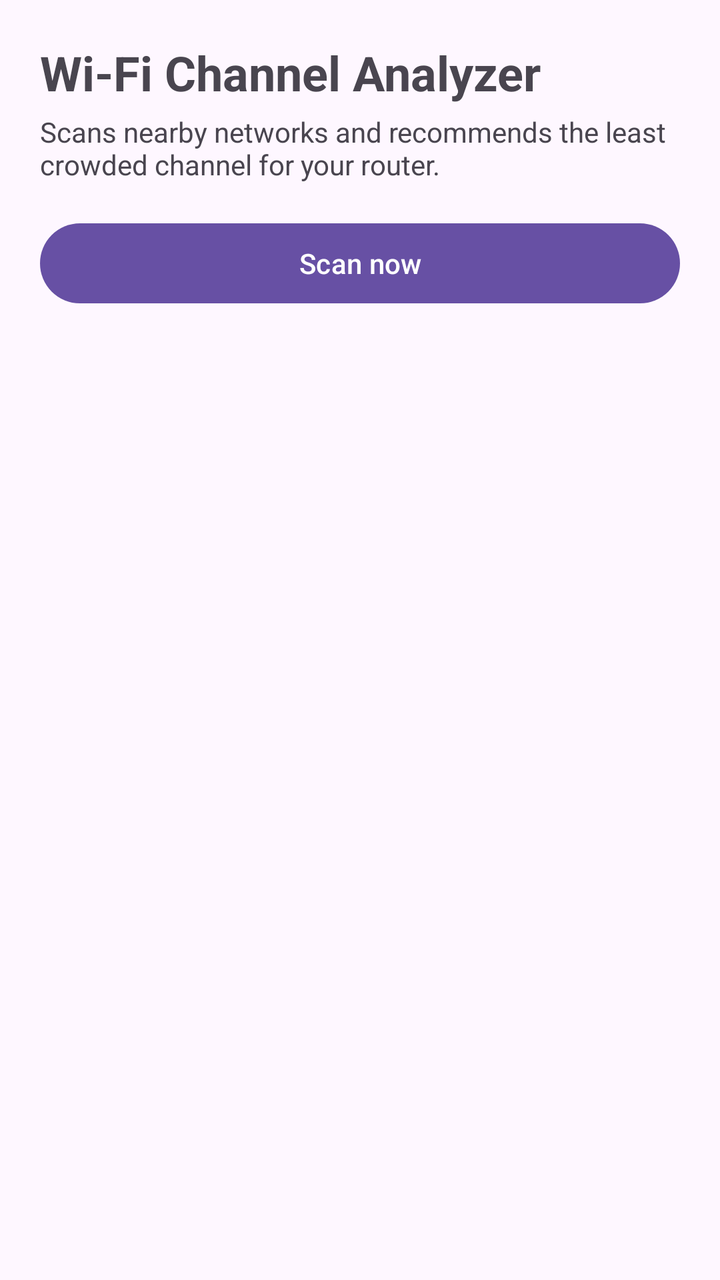
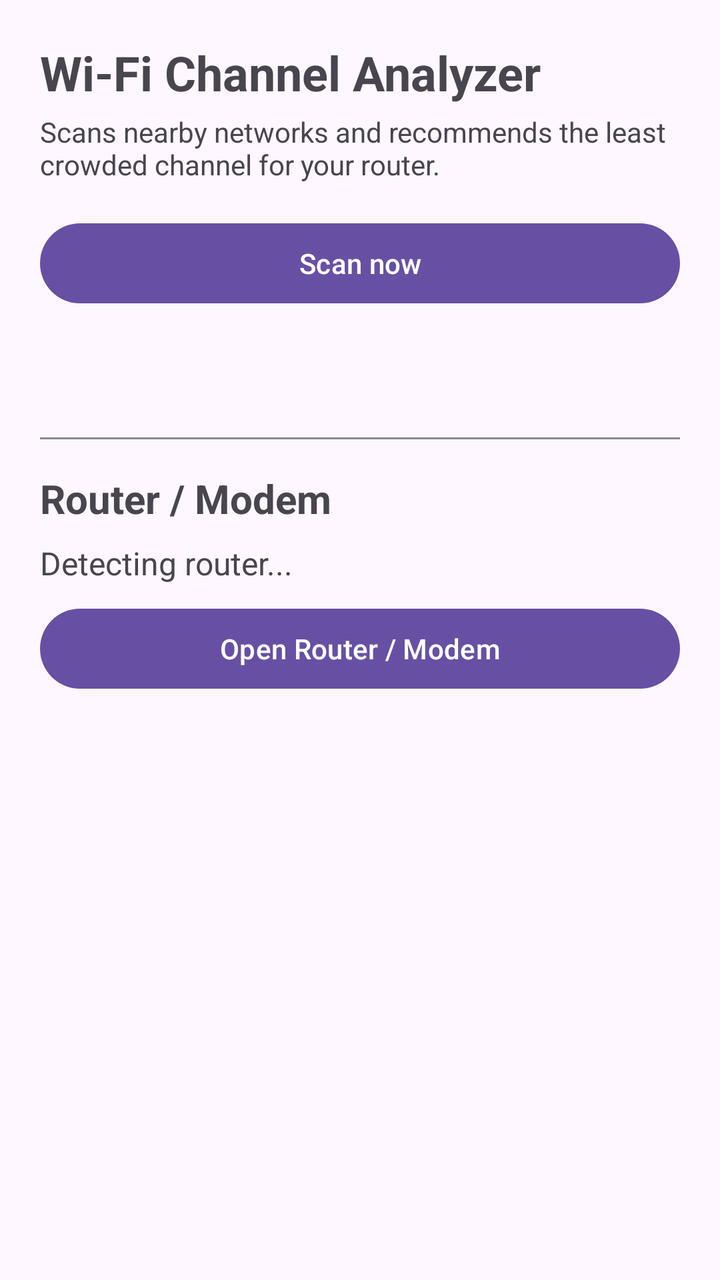

The first picture is an Android layout as it rendered before a commit; the second is the same layout after the commit. The layout source and the unified diff follow.
<!-- AndroidManifest.xml: application theme Theme.WiFiChannelAnalyzer -->
<!-- res/layout/activity_main.xml -->
<?xml version="1.0" encoding="utf-8"?>
<ScrollView xmlns:android="http://schemas.android.com/apk/res/android"
    android:layout_width="match_parent"
    android:layout_height="match_parent"
    android:fillViewport="true">

    <LinearLayout
        android:layout_width="match_parent"
        android:layout_height="wrap_content"
        android:orientation="vertical"
        android:padding="20dp">

        <TextView
            android:layout_width="match_parent"
            android:layout_height="wrap_content"
            android:text="Wi-Fi Channel Analyzer"
            android:textSize="24sp"
            android:textStyle="bold" />

        <TextView
            android:layout_width="match_parent"
            android:layout_height="wrap_content"
            android:layout_marginTop="4dp"
            android:text="Scans nearby networks and recommends the least crowded channel for your router."
            android:textSize="14sp" />

        <Button
            android:id="@+id/scanButton"
            android:layout_width="match_parent"
            android:layout_height="wrap_content"
            android:layout_marginTop="16dp"
            android:text="Scan now" />

        <TextView
            android:id="@+id/status"
            android:layout_width="match_parent"
            android:layout_height="wrap_content"
            android:layout_marginTop="12dp"
            android:textSize="14sp" />

        <LinearLayout
            android:id="@+id/results"
            android:layout_width="match_parent"
            android:layout_height="wrap_content"
            android:layout_marginTop="8dp"
            android:orientation="vertical" />
    </LinearLayout>
</ScrollView>
<!-- resources referenced by this layout -->
<resources>
  <style name="Theme.WiFiChannelAnalyzer" parent="Theme.Material3.DayNight.NoActionBar" />
</resources>

<!-- the commit's change to res/layout/activity_main.xml (unified diff, before → after) -->
@@ -44,5 +44,35 @@
             android:layout_height="wrap_content"
             android:layout_marginTop="8dp"
             android:orientation="vertical" />
+
+        <View
+            android:layout_width="match_parent"
+            android:layout_height="1dp"
+            android:layout_marginTop="24dp"
+            android:background="#888888" />
+
+        <TextView
+            android:layout_width="match_parent"
+            android:layout_height="wrap_content"
+            android:layout_marginTop="16dp"
+            android:text="Router / Modem"
+            android:textSize="20sp"
+            android:textStyle="bold" />
+
+        <TextView
+            android:id="@+id/gatewayAddress"
+            android:layout_width="match_parent"
+            android:layout_height="wrap_content"
+            android:layout_marginTop="8dp"
+            android:text="Detecting router..."
+            android:textSize="16sp" />
+
+        <Button
+            android:id="@+id/openRouterButton"
+            android:layout_width="match_parent"
+            android:layout_height="wrap_content"
+            android:layout_marginTop="8dp"
+            android:text="Open Router / Modem" />
+
     </LinearLayout>
 </ScrollView>
